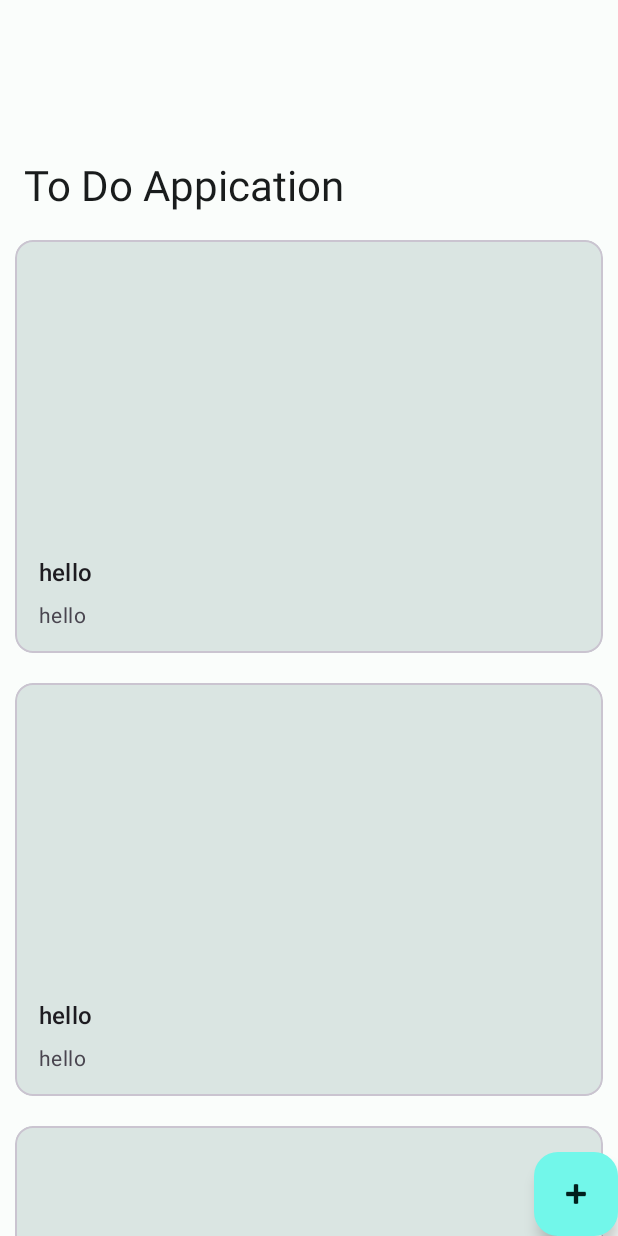
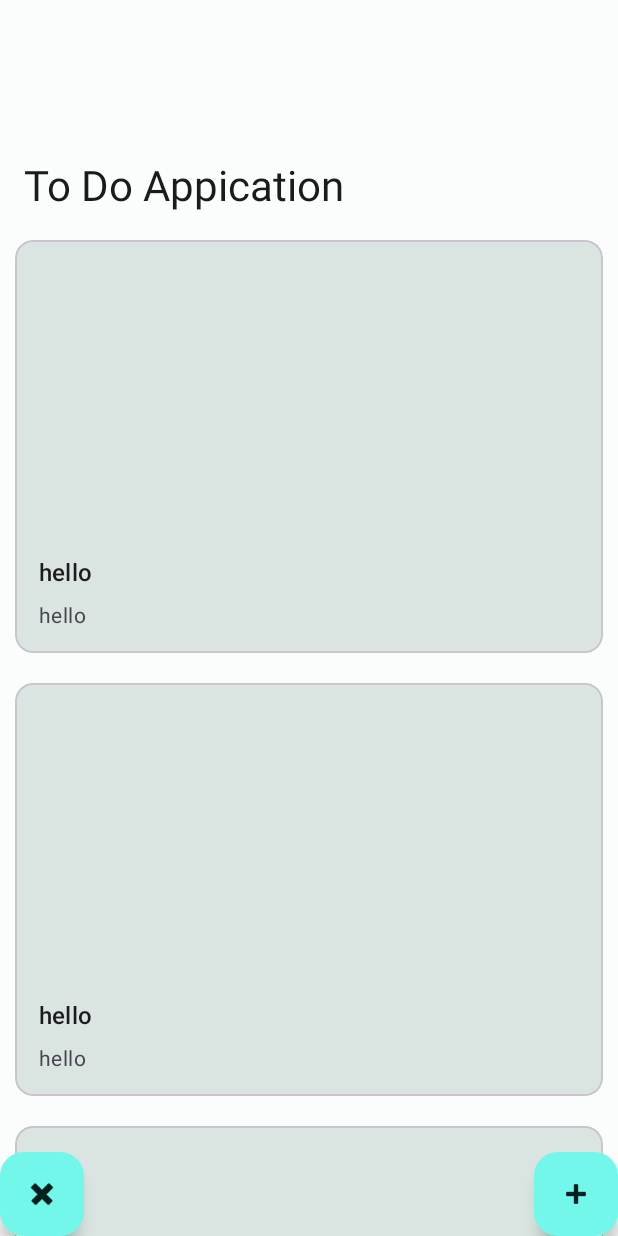
Before and after one commit to PhiThai1309/ToDoApplication, an Android app: the layout activity_home.xml on its own in the app's theme, with its tools: preview values and no code run, on a phone screen of 412 x 824 dp. Run offline under Robolectric (Android 15) with nearby library versions, the phone set to English and light mode, and no system bars.

Commit message:
Add temporary sign out button and connect backend logic

```diff
--- a/app/src/main/java/com/example/todoapplication/LoginActivity.java
+++ b/app/src/main/java/com/example/todoapplication/LoginActivity.java
@@ -30,6 +30,11 @@ public class LoginActivity extends AppCompatActivity {
     protected void onCreate(Bundle savedInstanceState) {
         super.onCreate(savedInstanceState);
         setContentView(R.layout.activity_login);
+
+        if(firebaseAuth.getInstance().getCurrentUser() != null){
+            startActivity(new Intent(getApplicationContext(), HomeActivity.class));
+            finish();
+        }
 
         loginEmail = findViewById(R.id.loginEmail);
         loginPassword = findViewById(R.id.loginPassword);
--- a/app/src/main/res/layout/activity_home.xml
+++ b/app/src/main/res/layout/activity_home.xml
@@ -45,4 +45,12 @@
         android:clickable="true"
         app:srcCompat="@android:drawable/ic_input_add" />
 
+    <com.google.android.material.floatingactionbutton.FloatingActionButton
+        android:id="@+id/signOut"
+        android:layout_width="wrap_content"
+        android:layout_height="wrap_content"
+        android:layout_gravity="bottom|left"
+        android:clickable="true"
+        app:srcCompat="@android:drawable/ic_delete" />
+
 </androidx.coordinatorlayout.widget.CoordinatorLayout>
```
Also changed, not shown: app/src/main/java/com/example/todoapplication/HomeActivity.java (+8 -0 lines).
